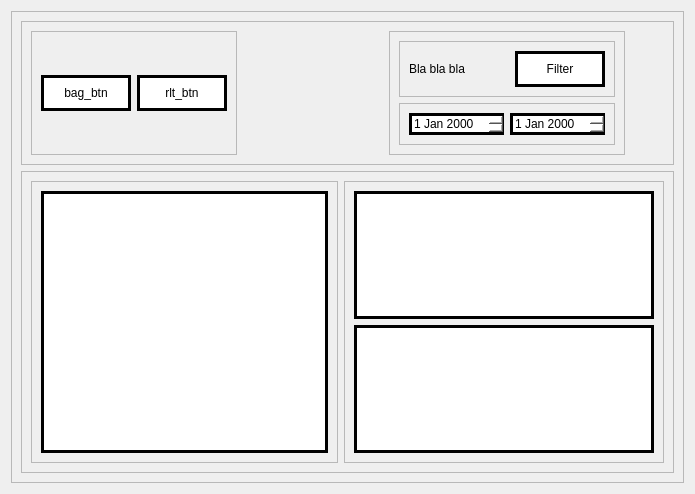
Qt form PATP/asset_ctrl/templates/interfaces/patr_view.ui (eduardogm22/controle_patrimonio) before a commit.
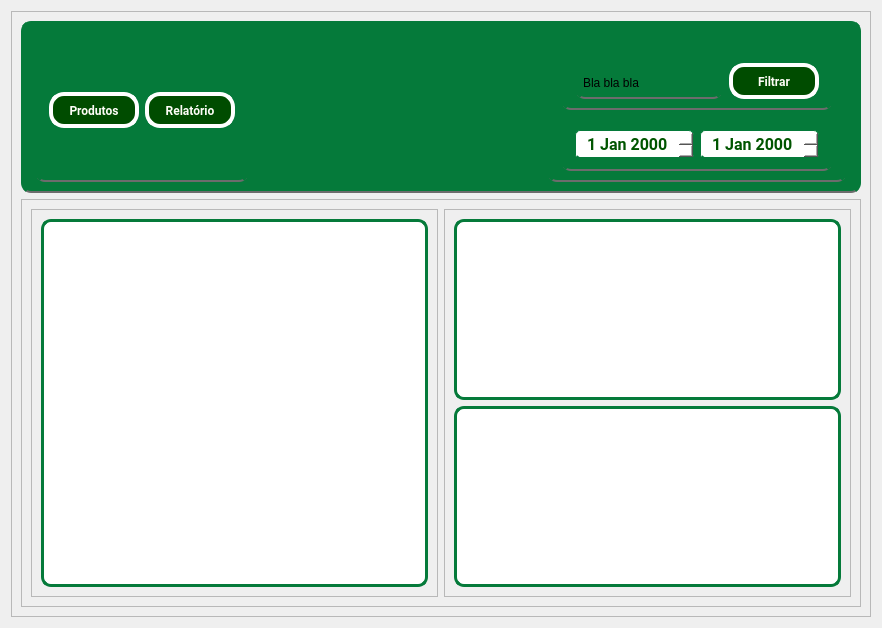
The same form after that commit.

```diff
--- a/PATP/asset_ctrl/templates/interfaces/patr_view.ui
+++ b/PATP/asset_ctrl/templates/interfaces/patr_view.ui
@@ -6,8 +6,8 @@
    <rect>
     <x>0</x>
     <y>0</y>
-    <width>695</width>
-    <height>494</height>
+    <width>882</width>
+    <height>628</height>
    </rect>
   </property>
   <property name="windowTitle">
@@ -25,6 +25,13 @@
      <layout class="QVBoxLayout" name="verticalLayout_2">
       <item>
        <widget class="QFrame" name="frame_2">
+        <property name="styleSheet">
+         <string notr="true">border-radius:
+10px;
+border:5px solid #057A3A;
+background-color: #057A3A;
+border-bottom: 2px solid rgb(108, 108, 108);</string>
+        </property>
         <property name="frameShape">
          <enum>QFrame::StyledPanel</enum>
         </property>
@@ -55,12 +62,36 @@
                 <height>36</height>
                </size>
               </property>
+              <property name="font">
+               <font>
+                <family>Roboto</family>
+                <pointsize>9</pointsize>
+                <weight>75</weight>
+                <bold>true</bold>
+               </font>
+              </property>
               <property name="styleSheet">
-               <string notr="true">background-color:white;
-border:3px solid black;</string>
+               <string notr="true">
+
+QPushButton { color:rgb(254, 253, 247);
+	border-radius:15px;		
+	border: 4px solid rgb(255, 255, 255);
+	background-color: rgb(0, 76, 0)
+
+ }
+
+QPushButton:hover{background-color:#057A3A;color:white}
+
+QPushButton:pressed{
+ padding-left: 5px;
+ padding-top:5px;
+ 
+	background-color: rgb(0, 85, 0);
+ 
+}</string>
               </property>
               <property name="text">
-               <string>bag_btn</string>
+               <string>Produtos</string>
               </property>
              </widget>
             </item>
@@ -78,20 +109,56 @@
                 <height>36</height>
                </size>
               </property>
+              <property name="font">
+               <font>
+                <family>Roboto</family>
+                <pointsize>9</pointsize>
+                <weight>75</weight>
+                <bold>true</bold>
+               </font>
+              </property>
               <property name="styleSheet">
-               <string notr="true">background-color:white;
-border:3px solid black;</string>
+               <string notr="true">
+
+QPushButton { color:rgb(254, 253, 247);
+	border-radius:15px;		
+	border: 4px solid rgb(255, 255, 255);
+	background-color: rgb(0, 76, 0)
+
+ }
+
+QPushButton:hover{background-color:#057A3A;color:white}
+
+QPushButton:pressed{
+ padding-left: 5px;
+ padding-top:5px;
+ 
+	background-color: rgb(0, 85, 0);
+ 
+}</string>
               </property>
               <property name="text">
-               <string>rlt_btn</string>
+               <string>Relatório</string>
               </property>
              </widget>
             </item>
            </layout>
           </widget>
          </item>
-         <item alignment="Qt::AlignHCenter">
+         <item alignment="Qt::AlignRight">
           <widget class="QFrame" name="frame_3">
+           <property name="minimumSize">
+            <size>
+             <width>300</width>
+             <height>0</height>
+            </size>
+           </property>
+           <property name="maximumSize">
+            <size>
+             <width>300</width>
+             <height>16777215</height>
+            </size>
+           </property>
            <property name="frameShape">
             <enum>QFrame::StyledPanel</enum>
            </property>
@@ -129,12 +196,36 @@
                    <height>36</height>
                   </size>
                  </property>
+                 <property name="font">
+                  <font>
+                   <family>Roboto</family>
+                   <pointsize>9</pointsize>
+                   <weight>75</weight>
+                   <bold>true</bold>
+                  </font>
+                 </property>
                  <property name="styleSheet">
-                  <string notr="true">background-color:white;
-border:3px solid black;</string>
+                  <string notr="true">
+
+QPushButton { color:rgb(254, 253, 247);
+	border-radius:15px;		
+	border: 4px solid rgb(255, 255, 255);
+	background-color: rgb(0, 76, 0)
+
+ }
+
+QPushButton:hover{background-color:#057A3A;color:white}
+
+QPushButton:pressed{
+ padding-left: 5px;
+ padding-top:5px;
+ 
+	background-color: rgb(0, 85, 0);
+ 
+}</string>
                  </property>
                  <property name="text">
-                  <string>Filter</string>
+                  <string>Filtrar</string>
                  </property>
                 </widget>
                </item>
@@ -152,17 +243,90 @@
               <layout class="QHBoxLayout" name="horizontalLayout_3">
                <item>
                 <widget class="QDateEdit" name="dt_inicial">
+                 <property name="minimumSize">
+                  <size>
+                   <width>90</width>
+                   <height>30</height>
+                  </size>
+                 </property>
+                 <property name="maximumSize">
+                  <size>
+                   <width>120</width>
+                   <height>30</height>
+                  </size>
+                 </property>
+                 <property name="font">
+                  <font>
+                   <family>Roboto</family>
+                   <pointsize>12</pointsize>
+                   <weight>75</weight>
+                   <bold>true</bold>
+                  </font>
+                 </property>
                  <property name="styleSheet">
-                  <string notr="true">background-color:white;
-border:3px solid black;</string>
+                  <string notr="true">QDateEdit{
+color:rgb(0, 85, 0);
+background-color:white;	
+border-radius: 5px;
+border: 1px solid #057A3A;
+border-bottom: 3px solid #057A3A;
+}
+
+
+/* Estilo dos botões de navegação */
+QCalendarWidget QToolButton {
+    color: #FFFFFF; /* Cor do texto dos botões */
+    background-color: rgb(0, 85, 0); /* Cor de fundo dos botões */
+    border: none; /* Sem borda */
+}</string>
+                 </property>
+                 <property name="alignment">
+                  <set>Qt::AlignCenter</set>
                  </property>
                 </widget>
                </item>
                <item>
                 <widget class="QDateEdit" name="dt_final">
+                 <property name="minimumSize">
+                  <size>
+                   <width>90</width>
+                   <height>30</height>
+                  </size>
+                 </property>
+                 <property name="maximumSize">
+                  <size>
+                   <width>120</width>
+                   <height>30</height>
+                  </size>
+                 </property>
+                 <property name="font">
+                  <font>
+                   <family>Roboto</family>
+                   <pointsize>12</pointsize>
+                   <weight>75</weight>
+                   <bold>true</bold>
+                  </font>
+                 </property>
                  <property name="styleSheet">
-                  <string notr="true">background-color:white;
-border:3px solid black;</string>
+                  <string notr="true">QDateEdit{
+color:rgb(0, 85, 0);
+background-color:white;	
+border-radius: 5px;
+border: 1px solid #057A3A;
+border-bottom: 3px solid #057A3A;
+
+}
+
+
+/* Estilo dos botões de navegação */
+QCalendarWidget QToolButton {
+    color: #FFFFFF; /* Cor do texto dos botões */
+    background-color: rgb(0, 85, 0); /* Cor de fundo dos botões */
+    border: none; /* Sem borda */
+}</string>
+                 </property>
+                 <property name="alignment">
+                  <set>Qt::AlignCenter</set>
                  </property>
                 </widget>
                </item>
@@ -194,10 +358,13 @@
            </property>
            <layout class="QVBoxLayout" name="verticalLayout_5">
             <item>
-             <widget class="QListView" name="list_patr">
+             <widget class="QTableView" name="list_patr">
               <property name="styleSheet">
-               <string notr="true">background-color:white;
-border:3px solid black;</string>
+               <string notr="true">background-color:white;	
+border:3px solid #057A3A;
+border-radius:10px
+
+</string>
               </property>
              </widget>
             </item>
@@ -223,13 +390,16 @@
               </property>
               <property name="maximumSize">
                <size>
-                <width>300</width>
+                <width>600</width>
                 <height>16777215</height>
                </size>
               </property>
               <property name="styleSheet">
-               <string notr="true">background-color:white;
-border:3px solid black;</string>
+               <string notr="true">background-color:white;	
+border:3px solid #057A3A;
+border-radius:10px
+
+</string>
               </property>
              </widget>
             </item>
@@ -243,13 +413,16 @@
               </property>
               <property name="maximumSize">
                <size>
-                <width>300</width>
+                <width>600</width>
                 <height>16777215</height>
                </size>
               </property>
               <property name="styleSheet">
-               <string notr="true">background-color:white;
-border:3px solid black;</string>
+               <string notr="true">background-color:white;	
+border:3px solid #057A3A;
+border-radius:10px
+
+</string>
               </property>
              </widget>
             </item>
```
